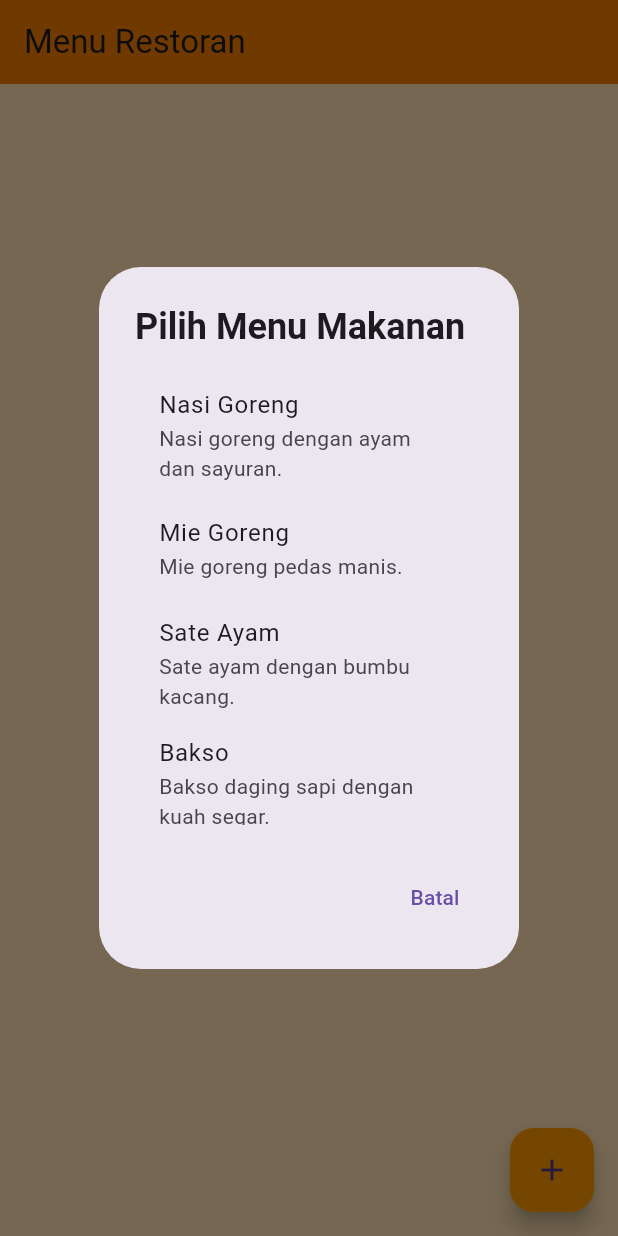
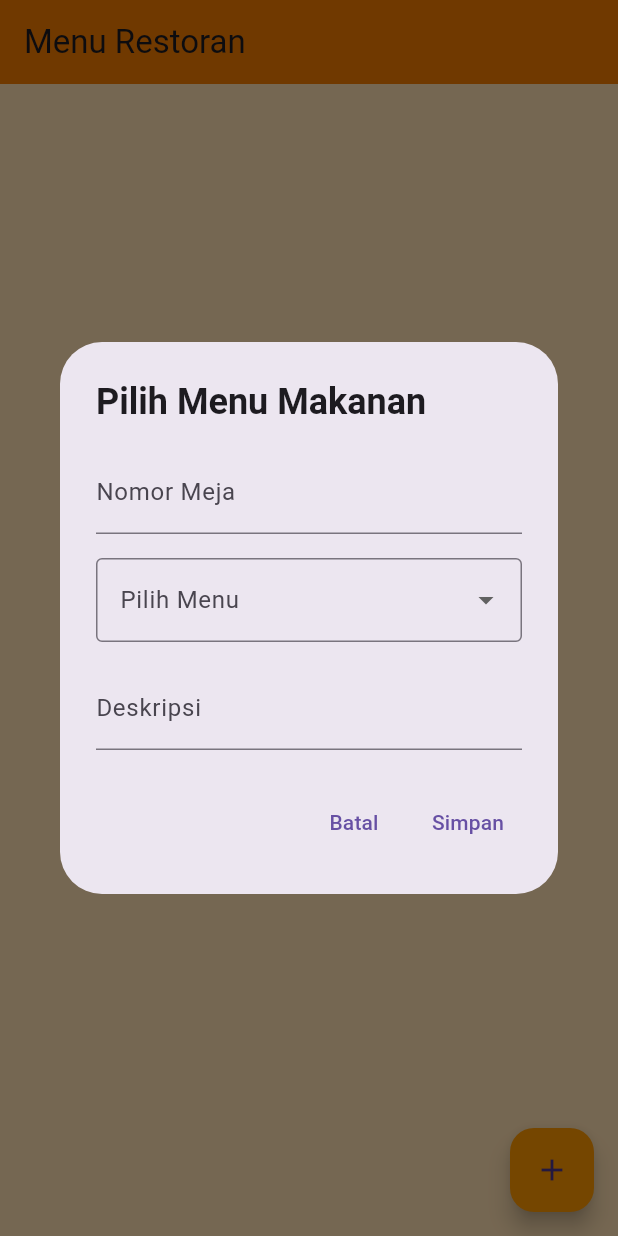
Before and after one commit to FZfortirex/Project-Firebase, a Flutter app: the screen it shows after launch, after a tap on the "add" icon, on a phone screen of 412 x 824 dp. Run offline on Flutter 3.47's test engine with Material 3 defaults, Android fonts, the phone set to English and light mode, and no system bars; our stand-ins replace cloud_firestore, firebase_auth, firebase_core, google_sign_in; accounts and stored records are empty.

Commit message:
Feat [BZ] Added feature waiters
table and change from nothing to make like waiters app

```diff
--- a/firebase_app/lib/CRUD/crud_page.dart
+++ b/firebase_app/lib/CRUD/crud_page.dart
@@ -8,17 +8,20 @@ class CrudPage extends StatefulWidget {
 
 class _CrudPageState extends State<CrudPage> {
   final CollectionReference _itemsCollection =
-      FirebaseFirestore.instance.collection('items');
+      FirebaseFirestore.instance.collection('itemss');
+  final List<String> _menuMakanan = [
+    'Nasi Goreng',
+    'Mie Goreng',
+    'Sate Ayam',
+    'Bakso',
+    'Ayam Bakar',
+  ];
 
   // Fungsi untuk menampilkan dialog pilihan makanan
   Future<void> _showMenuOptions(BuildContext context) async {
-    final List<Map<String, String>> _menuMakanan = [
-      {'title': 'Nasi Goreng', 'description': 'Nasi goreng dengan ayam dan sayuran.'},
-      {'title': 'Mie Goreng', 'description': 'Mie goreng pedas manis.'},
-      {'title': 'Sate Ayam', 'description': 'Sate ayam dengan bumbu kacang.'},
-      {'title': 'Bakso', 'description': 'Bakso daging sapi dengan kuah segar.'},
-      {'title': 'Ayam Bakar', 'description': 'Ayam bakar dengan sambal terasi.'},
-    ];
+    final TextEditingController tableController = TextEditingController();
+    final TextEditingController descriptionController = TextEditingController();
+    String? selectedMenu;
 
     await showDialog(
       context: context,
@@ -28,64 +31,50 @@ class _CrudPageState extends State<CrudPage> {
             'Pilih Menu Makanan',
             style: TextStyle(fontWeight: FontWeight.bold),
           ),
-          content: SizedBox(
-            height: 300,
-            child: ListView.builder(
-              itemCount: _menuMakanan.length,
-              itemBuilder: (context, index) {
-                final menu = _menuMakanan[index];
-                return ListTile(
-                  title: Text(menu['title']!),
-                  subtitle: Text(menu['description']!),
-                  onTap: () async {
-                    // Tambahkan menu ke Firestore
-                    await _itemsCollection.add({
-                      'title': menu['title'],
-                      'description': menu['description'],
-                      'createdAt': FieldValue.serverTimestamp(),
-                    });
-                    Navigator.pop(context);
-                  },
-                );
-              },
-            ),
-          ),
-          actions: [
-            TextButton(
-              onPressed: () => Navigator.pop(context),
-              child: const Text('Batal'),
-            ),
-          ],
-        );
-      },
-    );
-  }
-
-  // Fungsi Update
-  Future<void> _updateItem(
-      BuildContext context, String docId, String currentTitle, String currentDescription) async {
-    final TextEditingController titleController =
-        TextEditingController(text: currentTitle);
-    final TextEditingController descriptionController =
-        TextEditingController(text: currentDescription);
-
-    await showDialog(
-      context: context,
-      builder: (context) {
-        return AlertDialog(
-          title: const Text('Edit Menu Makanan'),
-          content: Column(
+          content: Container(
+            width: MediaQuery.of(context).size.width * 0.8,
+            child: SingleChildScrollView(
+              child: Column(
                 mainAxisSize: MainAxisSize.min,
                 children: [
                   TextField(
-                controller: titleController,
-                decoration: const InputDecoration(labelText: 'Nama Menu'),
+                    controller: tableController,
+                    decoration: const InputDecoration(
+                      labelText: 'Nomor Meja',
                     ),
+                    keyboardType: TextInputType.number,
+                  ),
+                  const SizedBox(height: 16),
+                  // Dropdown untuk memilih menu
+                  DropdownButtonFormField<String>(
+                    decoration: const InputDecoration(
+                      labelText: 'Pilih Menu',
+                      border: OutlineInputBorder(),
+                    ),
+                    value: selectedMenu,
+                    items: _menuMakanan
+                        .map((menu) => DropdownMenuItem<String>(
+                              value: menu,
+                              child: Text(menu),
+                            ))
+                        .toList(),
+                    onChanged: (value) {
+                      setState(() {
+                        selectedMenu = value;
+                      });
+                    },
+                  ),
+                  const SizedBox(height: 16),
+                  // Form untuk mengisi deskripsi
                   TextField(
                     controller: descriptionController,
-                decoration: const InputDecoration(labelText: 'Deskripsi'),
+                    decoration: const InputDecoration(
+                      labelText: 'Deskripsi',
+                    ),
                   ),
                 ],
+              ),
+            ),
           ),
           actions: [
             TextButton(
@@ -94,12 +83,93 @@ class _CrudPageState extends State<CrudPage> {
             ),
             TextButton(
               onPressed: () async {
-                if (titleController.text.isNotEmpty &&
+                if (tableController.text.isNotEmpty &&
+                    descriptionController.text.isNotEmpty &&
+                    selectedMenu != null) {
+                  await _itemsCollection.add({
+                    'order': selectedMenu,
+                    'description': descriptionController.text,
+                    'table': tableController.text,
+                    'createdAt': FieldValue.serverTimestamp(),
+                  });
+                  Navigator.pop(context);
+                }
+              },
+              child: const Text('Simpan'),
+            ),
+          ],
+        );
+      },
+    );
+  }
+
+  // Fungsi untuk update item
+  Future<void> _updateItem(
+      BuildContext context, String docId, String currentOrder, String currentDescription, String currentTable) async {
+    final TextEditingController tableController = TextEditingController(text: currentTable);
+    final TextEditingController descriptionController = TextEditingController(text: currentDescription);
+    String? selectedMenu = currentOrder;
+
+    await showDialog(
+      context: context,
+      builder: (context) {
+        return AlertDialog(
+          title: const Text('Edit Menu Makanan'),
+          content: Container(
+            width: MediaQuery.of(context).size.width * 0.8,
+            child: SingleChildScrollView(
+              child: Column(
+                mainAxisSize: MainAxisSize.min,
+                children: [
+                  TextField(
+                    controller: tableController,
+                    decoration: const InputDecoration(labelText: 'Nomor Meja'),
+                    keyboardType: TextInputType.number,
+                  ),
+                  const SizedBox(height: 16),
+                  // Dropdown untuk memilih menu (memiliki nilai default)
+                  DropdownButtonFormField<String>(
+                    decoration: const InputDecoration(
+                      labelText: 'Pilih Menu',
+                      border: OutlineInputBorder(),
+                    ),
+                    value: selectedMenu,
+                    items: _menuMakanan
+                        .map((menu) => DropdownMenuItem<String>(
+                              value: menu,
+                              child: Text(menu),
+                            ))
+                        .toList(),
+                    onChanged: (value) {
+                      setState(() {
+                        selectedMenu = value;
+                      });
+                    },
+                  ),
+                  const SizedBox(height: 16),
+                  // Form untuk mengisi deskripsi
+                  TextField(
+                    controller: descriptionController,
+                    decoration: const InputDecoration(labelText: 'Deskripsi'),
+                  ),
+                ],
+              ),
+            ),
+          ),
+          actions: [
+            TextButton(
+              onPressed: () => Navigator.pop(context),
+              child: const Text('Batal'),
+            ),
+            TextButton(
+              onPressed: () async {
+                if (selectedMenu != null &&
+                    tableController.text.isNotEmpty &&
                     descriptionController.text.isNotEmpty) {
-                  // Update data ke Firestore
                   await _itemsCollection.doc(docId).update({
-                    'title': titleController.text,
+                    'order': selectedMenu,
                     'description': descriptionController.text,
+                    'table': tableController.text,
                   });
                   Navigator.pop(context);
                 }
@@ -143,13 +213,16 @@ class _CrudPageState extends State<CrudPage> {
             );
           }
 
-          return ListView.builder(
+          return Container(
+            width: MediaQuery.of(context).size.width,
+            child: ListView.builder(
               itemCount: data.length,
               itemBuilder: (context, index) {
                 final item = data[index];
                 final docId = item.id;
-              final title = item['title'];
+                final order = item['order'];
                 final description = item['description'];
+                final table = item['table'];
 
                 return Card(
                   elevation: 4,
@@ -159,26 +232,30 @@ class _CrudPageState extends State<CrudPage> {
                   ),
                   child: ListTile(
                     title: Text(
-                    title,
+                      order,
                       style: const TextStyle(fontWeight: FontWeight.bold),
                     ),
-                  subtitle: Text(description),
+                    subtitle: Text('$description\nMeja: $table'),
                     trailing: Row(
                       mainAxisSize: MainAxisSize.min,
                       children: [
                         IconButton(
                           icon: const Icon(Icons.edit, color: Colors.blue),
-                        onPressed: () => _updateItem(context, docId, title, description),
+                          onPressed: () => _updateItem(
+                              context, docId, order, description, table),
                         ),
                         IconButton(
                           icon: const Icon(Icons.delete, color: Colors.red),
-                        onPressed: () => _itemsCollection.doc(docId).delete(),
+                          onPressed: () {
+                            _itemsCollection.doc(docId).delete();
+                          },
                         ),
                       ],
                     ),
                   ),
                 );
               },
+            ),
           );
         },
       ),
```
Lines whose indentation alone changed are shown as unchanged.
